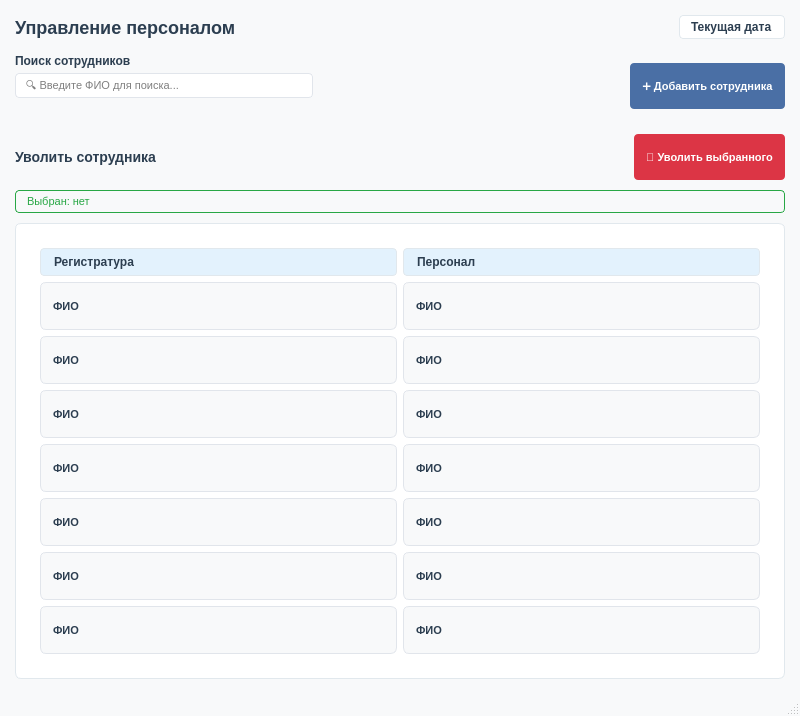
First picture: the form in UI/Admin/Добавить или удалить сотрудника переделенная.ui, repository Ainyr-Akhmadishin/Hotel_management_system, before the edit.
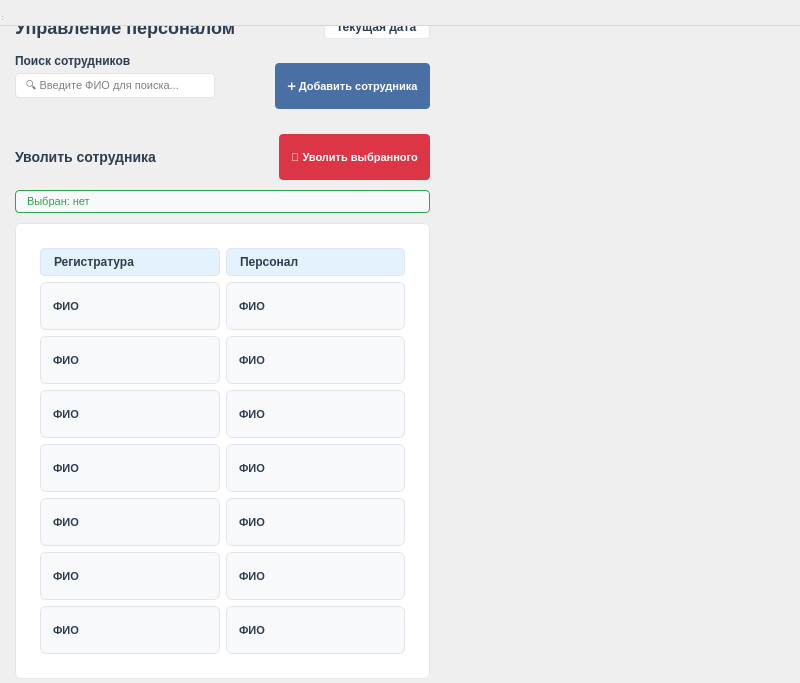
Second picture: the form after the edit.

```diff
--- a/UI/Admin/Добавить или удалить сотрудника переделенная.ui
+++ b/UI/Admin/Добавить или удалить сотрудника переделенная.ui
@@ -1,7 +1,7 @@
 <?xml version="1.0" encoding="UTF-8"?>
 <ui version="4.0">
  <class>MainWindow</class>
- <widget class="QMainWindow" name="MainWindow">
+ <widget class="QDialog" name="MainWindow">
   <property name="geometry">
    <rect>
     <x>0</x>
```
